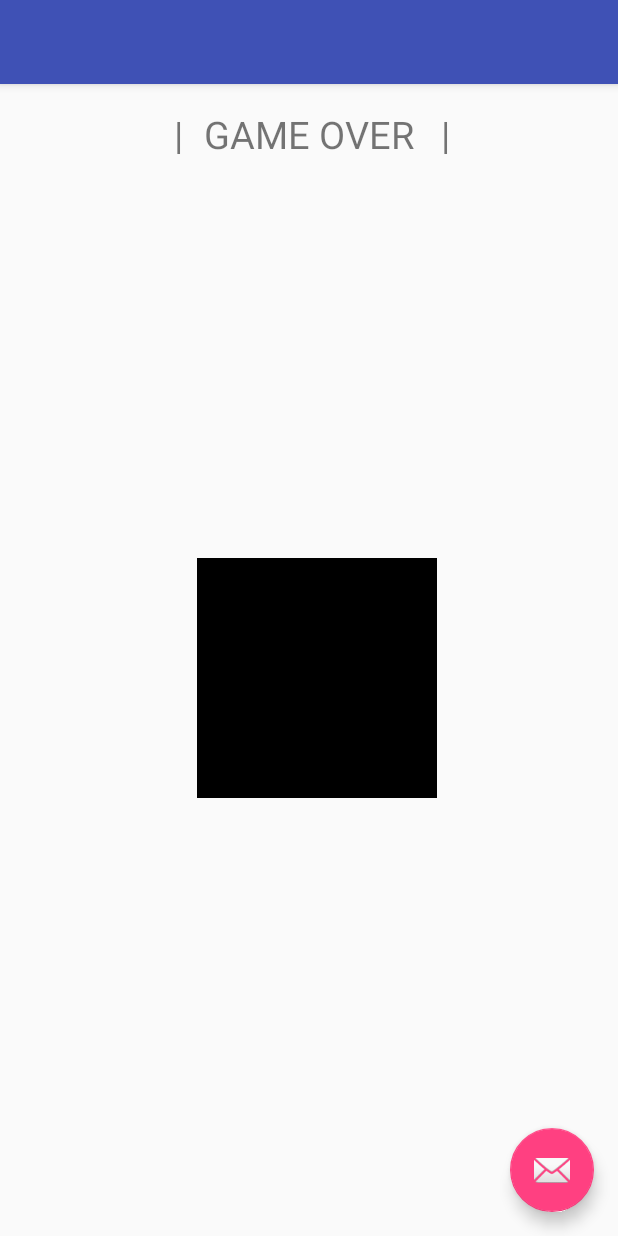
After one commit to jbj88817/Snake-android-game, an Android app: the ClassicScore screen opened directly, with no data from a screen before it, on a phone screen of 412 x 824 dp. The commit adds this screen. Run offline under Robolectric (Android 15) with nearby library versions, the phone set to English and light mode, and no system bars.

Commit message:
Classic Score 1

```diff
--- a/app/src/main/AndroidManifest.xml
+++ b/app/src/main/AndroidManifest.xml
@@ -38,6 +38,11 @@
             android:label="@string/title_activity_settings"
             android:theme="@style/AppTheme.NoActionBar">
         </activity>
+        <activity
+            android:name=".ClassicScore"
+            android:label="@string/title_activity_classic_score"
+            android:theme="@style/AppTheme.NoActionBar">
+        </activity>
     </application>
 
 </manifest>
--- /dev/null
+++ b/app/src/main/java/com/bojie/snake_android_game/ClassicScore.java
@@ -0,0 +1,54 @@
+package com.bojie.snake_android_game;
+
+import android.content.Context;
+import android.content.SharedPreferences;
+import android.graphics.Color;
+import android.os.Bundle;
+import android.support.v7.app.AppCompatActivity;
+import android.view.Gravity;
+import android.view.animation.Animation;
+import android.view.animation.AnimationUtils;
+import android.widget.TextView;
+
+public class ClassicScore extends AppCompatActivity {
+
+    private TextView scoreTextView;
+    private Animation mAnimation;
+
+    @Override
+    protected void onCreate(Bundle savedInstanceState) {
+        super.onCreate(savedInstanceState);
+        setContentView(R.layout.activity_classic_score);
+    }
+
+    private void initScore() {
+        scoreTextView = (TextView) findViewById(R.id.player_score);
+        mAnimation = AnimationUtils.loadAnimation(this, R.anim.anim_for_classic_button);
+        mAnimation.setDuration(GameSettings.ANIMATION_OPEN_BUTTON_DURATION);
+        mAnimation.setAnimationListener(new Animation.AnimationListener() {
+            @Override
+            public void onAnimationStart(Animation animation) {
+
+            }
+
+            @Override
+            public void onAnimationEnd(Animation animation) {
+                SharedPreferences preferences = getApplicationContext().getSharedPreferences(
+                        GameSettings.KEY_SNAKE_PREFERENCES, Context.MODE_PRIVATE);
+                int playerScore = preferences.getInt("Score", 0);
+                scoreTextView.setText("Score: " + String.valueOf(playerScore));
+                scoreTextView.setTextColor(Color.WHITE);
+                scoreTextView.setGravity(Gravity.CENTER);
+                scoreTextView.setBackgroundResource(R.mipmap.menu_options);
+            }
+
+            @Override
+            public void onAnimationRepeat(Animation animation) {
+
+            }
+        });
+
+        scoreTextView.startAnimation(mAnimation);
+    }
+
+}
--- a/app/src/main/java/com/bojie/snake_android_game/ClassicSnake.java
+++ b/app/src/main/java/com/bojie/snake_android_game/ClassicSnake.java
@@ -62,10 +62,6 @@ public class ClassicSnake extends AppCompatActivity {
     private int speedY = 17;
 
 
-    public static final String KEY_SNAKE_PREFERENCES = "SnakePreferences";
-    public static final String KEY_PLAY_MUSIC = "PlayMusic";
-    public static final String KEY_USE_BUTTON_CONTROLS = "UseButtonControls";
-
     @Override
     protected void onCreate(Bundle savedInstanceState) {
         super.onCreate(savedInstanceState);
@@ -90,8 +86,8 @@ public class ClassicSnake extends AppCompatActivity {
 
     private void musicOnOff() {
         SharedPreferences preferences = getApplicationContext()
-                .getSharedPreferences(KEY_SNAKE_PREFERENCES, Context.MODE_PRIVATE);
-        mPlayMusic = preferences.getBoolean(KEY_PLAY_MUSIC, true);
+                .getSharedPreferences(GameSettings.KEY_SNAKE_PREFERENCES, Context.MODE_PRIVATE);
+        mPlayMusic = preferences.getBoolean(GameSettings.KEY_PLAY_MUSIC, true);
         mMusicPlayer = MediaPlayer.create(ClassicSnake.this, R.raw.music);
         if (mPlayMusic) {
             mMusicPlayer.setLooping(true);
@@ -224,8 +220,8 @@ public class ClassicSnake extends AppCompatActivity {
 
 
         SharedPreferences preferences = getApplicationContext()
-                .getSharedPreferences(KEY_SNAKE_PREFERENCES, Context.MODE_PRIVATE);
-        useButtons = preferences.getBoolean(KEY_USE_BUTTON_CONTROLS, true);
+                .getSharedPreferences(GameSettings.KEY_SNAKE_PREFERENCES, Context.MODE_PRIVATE);
+        useButtons = preferences.getBoolean(GameSettings.KEY_USE_BUTTON_CONTROLS, true);
         if (useButtons) {
             btnRight.setVisibility(View.VISIBLE);
             btnLeft.setVisibility(View.VISIBLE);
@@ -280,7 +276,7 @@ public class ClassicSnake extends AppCompatActivity {
         ImageView snakeHead = new ImageView(this);
         gameOver = true;
         SharedPreferences preferences = getApplicationContext()
-                .getSharedPreferences(KEY_SNAKE_PREFERENCES, Context.MODE_PRIVATE);
+                .getSharedPreferences(GameSettings.KEY_SNAKE_PREFERENCES, Context.MODE_PRIVATE);
         SharedPreferences.Editor editor = preferences.edit();
         editor.putInt("Score", playerScore);
         editor.commit();
--- a/app/src/main/java/com/bojie/snake_android_game/GameSettings.java
+++ b/app/src/main/java/com/bojie/snake_android_game/GameSettings.java
@@ -27,6 +27,10 @@ public final class GameSettings {
     public static final int SWIPE_THRESH_HOLD = 100;
     public static final int SWIPE_VELOCITY_THRESH_HOLD = 100;
     public static final int LAYOUT_PADDING = 0;
+    public static final int LAYOUT_MARGIN = 0;
 
-    public static final int LAYOUT_MARGIN = 0;
+    public static final String KEY_SNAKE_PREFERENCES = "SnakePreferences";
+    public static final String KEY_PLAY_MUSIC = "PlayMusic";
+    public static final String KEY_USE_BUTTON_CONTROLS = "UseButtonControls";
+
 }
--- /dev/null
+++ b/app/src/main/res/layout/activity_classic_score.xml
@@ -0,0 +1,35 @@
+<?xml version="1.0" encoding="utf-8"?>
+<android.support.design.widget.CoordinatorLayout
+    xmlns:android="http://schemas.android.com/apk/res/android"
+    xmlns:app="http://schemas.android.com/apk/res-auto"
+    xmlns:tools="http://schemas.android.com/tools"
+    android:layout_width="match_parent"
+    android:layout_height="match_parent"
+    android:fitsSystemWindows="true"
+    tools:context="com.bojie.snake_android_game.ClassicScore">
+
+    <android.support.design.widget.AppBarLayout
+        android:layout_width="match_parent"
+        android:layout_height="wrap_content"
+        android:theme="@style/AppTheme.AppBarOverlay">
+
+        <android.support.v7.widget.Toolbar
+            android:id="@+id/toolbar"
+            android:layout_width="match_parent"
+            android:layout_height="?attr/actionBarSize"
+            android:background="?attr/colorPrimary"
+            app:popupTheme="@style/AppTheme.PopupOverlay"/>
+
+    </android.support.design.widget.AppBarLayout>
+
+    <include layout="@layout/content_classic_score"/>
+
+    <android.support.design.widget.FloatingActionButton
+        android:id="@+id/fab"
+        android:layout_width="wrap_content"
+        android:layout_height="wrap_content"
+        android:layout_gravity="bottom|end"
+        android:layout_margin="@dimen/fab_margin"
+        android:src="@android:drawable/ic_dialog_email"/>
+
+</android.support.design.widget.CoordinatorLayout>
--- /dev/null
+++ b/app/src/main/res/layout/content_classic_score.xml
@@ -0,0 +1,81 @@
+<?xml version="1.0" encoding="utf-8"?>
+<RelativeLayout
+    xmlns:android="http://schemas.android.com/apk/res/android"
+    xmlns:tools="http://schemas.android.com/tools"
+    android:id="@+id/classic_score_layout"
+    android:layout_width="match_parent"
+    android:layout_height="match_parent"
+    android:paddingBottom="0dp"
+    android:paddingLeft="0dp"
+    android:paddingRight="0dp"
+    android:paddingTop="0dp"
+    tools:context="com.bojie.snake_android_game.ClassicScore"
+    tools:showIn="@layout/activity_classic_score">
+
+    <TextView
+        android:id="@+id/gameover_middle"
+        android:layout_width="wrap_content"
+        android:layout_height="wrap_content"
+        android:layout_alignBaseline="@+id/gameover_left"
+        android:layout_alignBottom="@+id/gameover_left"
+        android:layout_centerHorizontal="true"
+        android:text="GAME OVER"
+        android:textSize="25sp" />
+
+    <TextView
+        android:id="@+id/gameover_right"
+        android:layout_width="wrap_content"
+        android:layout_height="wrap_content"
+        android:layout_alignBaseline="@+id/gameover_middle"
+        android:layout_alignBottom="@+id/gameover_middle"
+        android:layout_marginLeft="18dp"
+        android:layout_toRightOf="@+id/gameover_middle"
+        android:text="@string/title_snake_right"
+        android:textSize="25sp" />
+
+    <TextView
+        android:id="@+id/gameover_left"
+        android:layout_width="wrap_content"
+        android:layout_height="wrap_content"
+        android:layout_alignParentTop="true"
+        android:layout_marginRight="14dp"
+        android:layout_marginTop="72dp"
+        android:layout_toLeftOf="@+id/gameover_middle"
+        android:text="@string/title_snake_left"
+        android:textSize="25sp" />
+
+    <TextView
+        android:id="@+id/player_score"
+        android:layout_alignLeft="@+id/play_again"
+        android:layout_alignTop="@+id/mode_high_score"
+        android:layout_width="wrap_content"
+        android:layout_height="wrap_content"
+        android:layout_marginRight="20dp"
+        android:background="@mipmap/menu_options" />
+
+    <TextView
+        android:id="@+id/mode_high_score"
+        android:layout_alignLeft="@id/gameover_middle"
+        android:layout_width="wrap_content"
+        android:layout_height="wrap_content"
+        android:layout_centerVertical="true"
+        android:layout_marginLeft="75dp"
+        android:background="@mipmap/menu_options" />
+
+    <ImageView
+        android:id="@+id/play_again"
+        android:layout_below="@id/player_score"
+        android:layout_toLeftOf="@+id/goto_main_menu"
+        android:layout_width="wrap_content"
+        android:layout_height="wrap_content"
+        android:src="@mipmap/menu_options"/>
+
+    <ImageView
+        android:id="@+id/goto_main_menu"
+        android:layout_width="wrap_content"
+        android:layout_height="wrap_content"
+        android:layout_alignRight="@id/mode_high_score"
+        android:layout_alignTop="@id/play_again"
+        android:src="@mipmap/menu_options"/>
+
+</RelativeLayout>
--- a/app/src/main/res/values/strings.xml
+++ b/app/src/main/res/values/strings.xml
@@ -7,8 +7,8 @@
     <string name="title_activity_classic_snake">Classic Snake</string>
     <string name="title_activity_no_walls_snake">No Walls Snake</string>
     <string name="title_activity_settings">Settings</string>
-    <string name="title_activity_no_walls_score">No_Walls_Score</string>
-    <string name="title_activity_classic_score">Classic_Score</string>
+    <string name="title_activity_no_walls_score">No Walls Score</string>
+    <string name="title_activity_classic_score">Classic Score</string>
     <string name="title_activity_bomb_snake">Bomb Snake</string>
     <string name="title_activity_bomb_score">Bomb Score</string>
 </resources>
```
